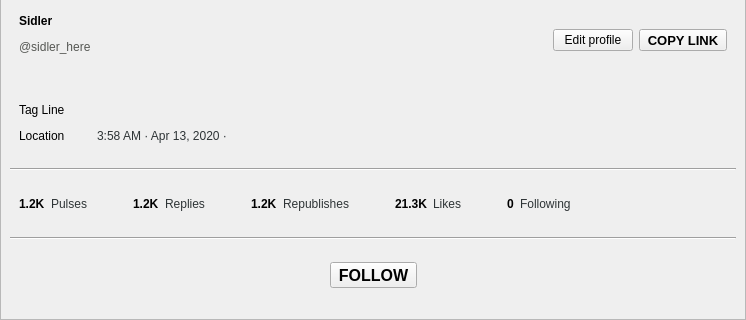
Above: retroshare-gui/src/gui/TheWire/PulseViewGroup.ui from RetroShare/RetroShare before the change; both pictures show x 0 to 746 and y 163 to 483 of the 746 by 483 pixel window. Below: the same form after it.
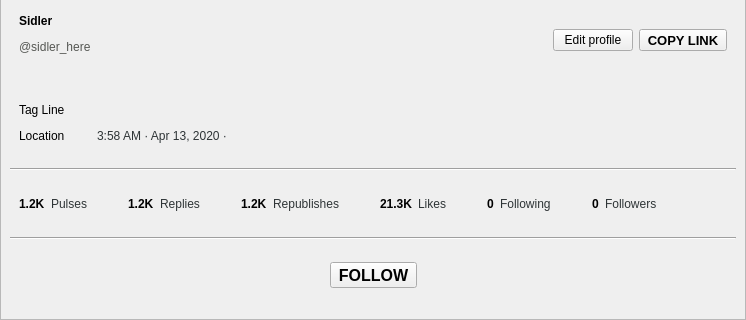
That is the form after the change. Icons and pictures are not drawn. Custom widgets are drawn as their Qt base class.

Commit message: Wire: Fix republish/like popup, correct profile counts, show followers, adopt defnax UI cleanup, fix GxsStatisticsProvider migration

What changed in the file:
```diff
--- a/retroshare-gui/src/gui/TheWire/PulseViewGroup.ui
+++ b/retroshare-gui/src/gui/TheWire/PulseViewGroup.ui
@@ -548,6 +548,40 @@
            </item>
           </layout>
          </item>
+         <item>
+          <layout class="QHBoxLayout" name="extra_followers_HL">
+           <item>
+            <widget class="QLabel" name="label_extra_followers">
+             <property name="text">
+              <string>&lt;html&gt;&lt;head/&gt;&lt;body&gt;&lt;p&gt;&lt;span style=&quot; font-weight:600;&quot;&gt;0&lt;/span&gt;&lt;/p&gt;&lt;/body&gt;&lt;/html&gt;</string>
+             </property>
+            </widget>
+           </item>
+           <item>
+            <widget class="QLabel" name="extra_followers_Label">
+             <property name="text">
+              <string>&lt;html&gt;&lt;head/&gt;&lt;body&gt;&lt;p&gt;&lt;span style=&quot; color:#2e3436;&quot;&gt;Followers&lt;/span&gt;&lt;/p&gt;&lt;/body&gt;&lt;/html&gt;</string>
+             </property>
+            </widget>
+           </item>
+           <item>
+            <spacer name="extra_followers_HSpacer">
+             <property name="orientation">
+              <enum>Qt::Horizontal</enum>
+             </property>
+             <property name="sizeType">
+              <enum>QSizePolicy::Preferred</enum>
+             </property>
+             <property name="sizeHint" stdset="0">
+              <size>
+               <width>40</width>
+               <height>20</height>
+              </size>
+             </property>
+            </spacer>
+           </item>
+          </layout>
+         </item>
          <item>
           <spacer name="widget_replies_HSpacer">
            <property name="orientation">
```
The commit also changes 31 other files.
